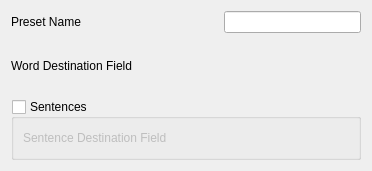
Before: the Qt Designer form designer/config_note_preset.ui in ll-in-anki/find-missing-words, drawn with Qt 5.
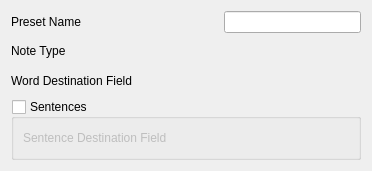
After: the same form once the commit is applied.

Commit message:
Improve UX of note presets in config, allow cancel in config
Add parent note type as a chooser for preset, only show applicable fields
in the word and sentence destination field choosers.

Only save config if user clicks "Save All."

```diff
--- a/designer/config_note_preset.ui
+++ b/designer/config_note_preset.ui
@@ -41,6 +41,30 @@
      </item>
     </layout>
    </item>
+   <item>
+    <layout class="QHBoxLayout" name="note_type_hbox">
+     <item>
+      <widget class="QLabel" name="label_4">
+       <property name="text">
+        <string>Note Type</string>
+       </property>
+      </widget>
+     </item>
+     <item>
+      <spacer name="horizontalSpacer_4">
+       <property name="orientation">
+        <enum>Qt::Horizontal</enum>
+       </property>
+       <property name="sizeHint" stdset="0">
+        <size>
+         <width>40</width>
+         <height>20</height>
+        </size>
+       </property>
+      </spacer>
+     </item>
+    </layout>
+   </item>
    <item>
     <layout class="QHBoxLayout" name="word_destination_hbox">
      <item>
```
Left out of the diff: 10 changed lines with no effect on the pictures. Lines whose indentation alone changed are shown as unchanged. The commit also changes 9 other files.
